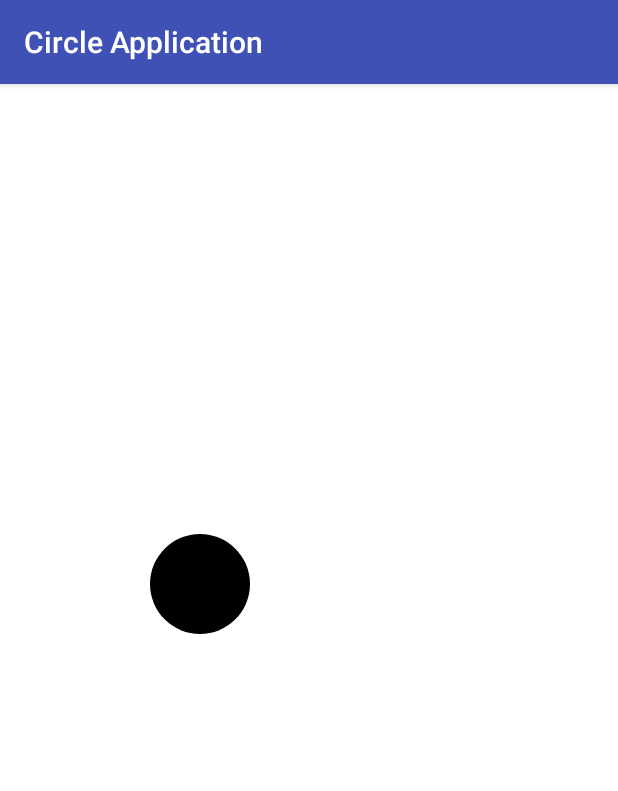
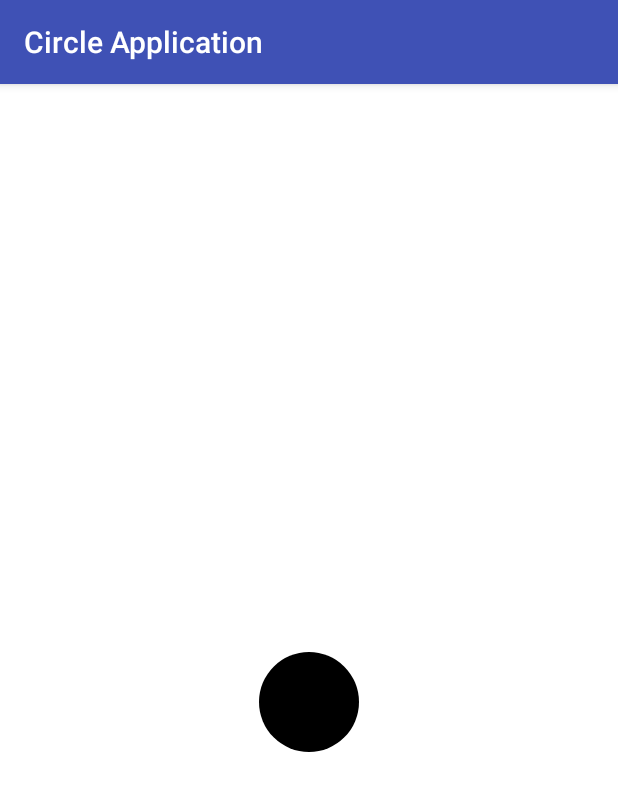
Before and after one commit to AlexanderKotsar/EatCircleApp, an Android app: the screen it shows after launch (MainActivity), on a phone screen of 412 x 824 dp. Shown: the top 791 px of the screen. Run offline under Robolectric (Android 15) with nearby library versions, the phone set to English and light mode, and no system bars.

Commit message:
Располагаем круг по центру
Определяем ширину и высоту экрана

```diff
--- a/app/src/main/java/xyz/kots/circleapplication/CanvasView.java
+++ b/app/src/main/java/xyz/kots/circleapplication/CanvasView.java
@@ -3,8 +3,11 @@ package xyz.kots.circleapplication;
 import android.content.Context;
 import android.graphics.Canvas;
 import android.graphics.Paint;
+import android.graphics.Point;
 import android.util.AttributeSet;
+import android.view.Display;
 import android.view.View;
+import android.view.WindowManager;
 
 /**
  Рисуем на экране
@@ -12,13 +15,32 @@ import android.view.View;
 
 public class CanvasView extends View{
 
+    private static int width;
+    private static int height;
+
     private GameManager gameManager;
 
     public CanvasView(Context context, AttributeSet attrs) {
         super(context, attrs);
 
-        //выделяем память
-        gameManager = new GameManager();
+        initWidthAndHeight(context);
+
+        //выделяем память -> передаем ссылку на себя, что-бы менеджер мог обращаться к View
+        gameManager = new GameManager(this, width, height);
+    }
+
+    private void initWidthAndHeight(Context context) {
+        //получаем у контекста системный сервис
+        WindowManager windowManager = (WindowManager) context.getSystemService(Context.WINDOW_SERVICE);
+        //получаем дислей устройства
+        Display display = windowManager.getDefaultDisplay();
+        //создаем точку
+        Point point = new Point();
+        //передаем display точку -> возвращается точка с координатами правого нижнего угла-> значение в point меняется по ссылке
+        display.getSize(point);
+        //получаем координаты
+        width = point.x;
+        height = point.y;
     }
 
     //Содержимое данного метода отображается на экране
--- a/app/src/main/java/xyz/kots/circleapplication/GameManager.java
+++ b/app/src/main/java/xyz/kots/circleapplication/GameManager.java
@@ -4,15 +4,24 @@ import android.graphics.Canvas;
 import android.graphics.Paint;
 
 /**
- Выделение логики приложения в отдельный класс GameManeger
+ Выделение логики приложения в отдельный класс GameManager
  */
 
 public class GameManager {
 
     private MainCircle mainCircle;
+
+    private CanvasView canvasView;
+    private static int width;
+    private static int height;
+
     private Paint paint;
 
-    public GameManager() {
+    public GameManager(CanvasView canvasView, int w, int h) {
+
+        this.canvasView = canvasView;
+        width = w;
+        height = h;
 
         initMainCircle();
         initPaint();
@@ -28,7 +37,7 @@ public class GameManager {
     }
 
     private void initMainCircle() {
-        mainCircle = new MainCircle(200,500);
+        mainCircle = new MainCircle(width/2, height/2);
     }
 
     public void onDraw(Canvas canvas) {
```
